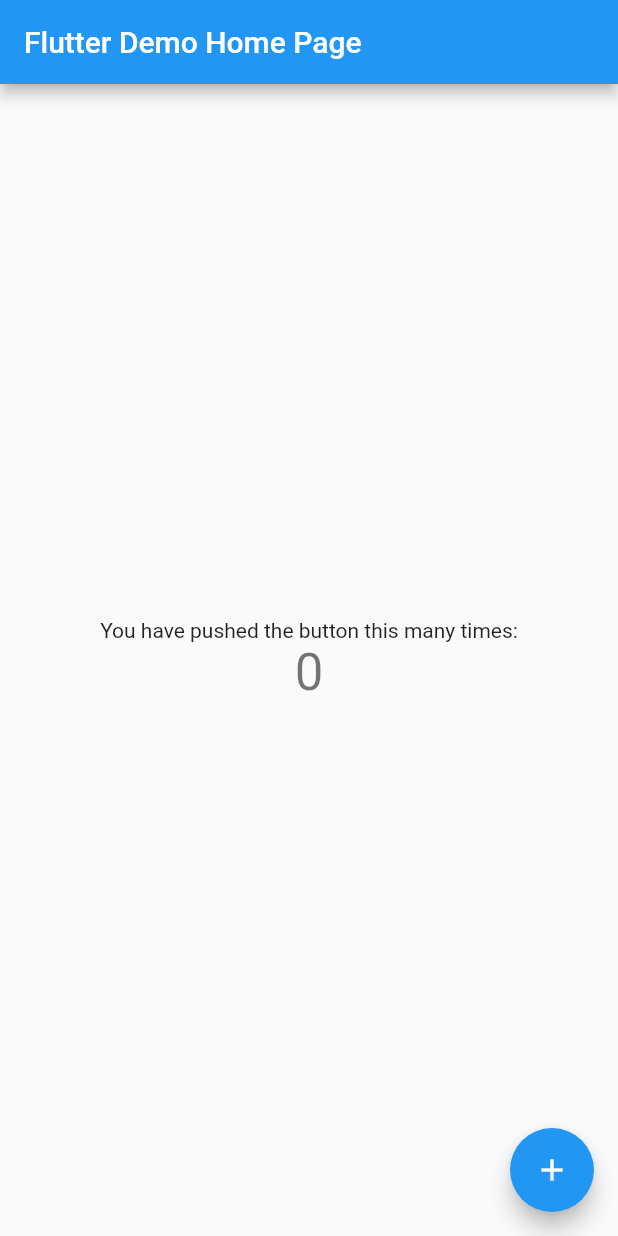
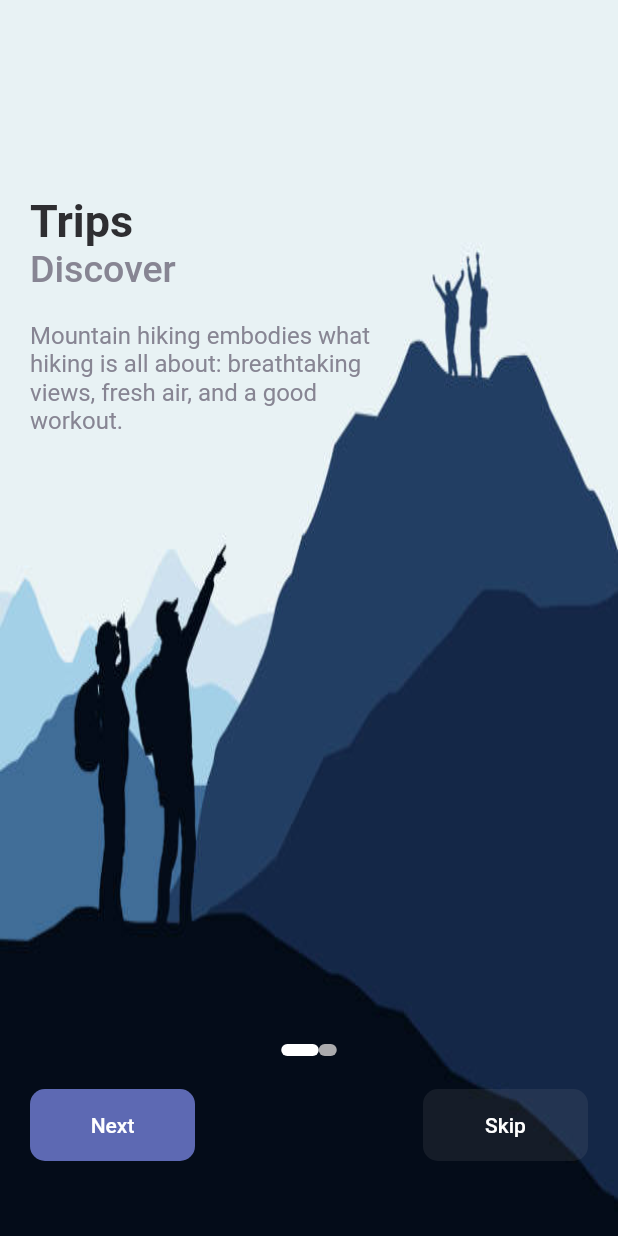
Before and after one commit to Dun-Njuguna/itravel, a Flutter app: the screen it shows after launch, on a phone screen of 412 x 824 dp. Run offline on Flutter 3.47's test engine with Material 2 defaults, Android fonts, the light colour scheme and no system bars.

Commit message:
Implement welcome page slider

```diff
--- a/lib/main.dart
+++ b/lib/main.dart
@@ -1,4 +1,5 @@
 import 'package:flutter/material.dart';
+import 'package:itravel/pages/welcome_page.dart';
 
 void main() {
   runApp(const MyApp());
@@ -11,105 +12,11 @@
   @override
   Widget build(BuildContext context) {
     return MaterialApp(
-      title: 'Flutter Demo',
+      title: 'iTravel',
       theme: ThemeData(
-        // This is the theme of your application.
-        //
-        // Try running your application with "flutter run". You'll see the
-        // application has a blue toolbar. Then, without quitting the app, try
-        // changing the primarySwatch below to Colors.green and then invoke
-        // "hot reload" (press "r" in the console where you ran "flutter run",
-        // or simply save your changes to "hot reload" in a Flutter IDE).
-        // Notice that the counter didn't reset back to zero; the application
-        // is not restarted.
         primarySwatch: Colors.blue,
       ),
-      home: const MyHomePage(title: 'Flutter Demo Home Page'),
+      home: const WelcomePage(),
     );
   }
 }
-
-class MyHomePage extends StatefulWidget {
-  const MyHomePage({Key? key, required this.title}) : super(key: key);
-
-  // This widget is the home page of your application. It is stateful, meaning
-  // that it has a State object (defined below) that contains fields that affect
-  // how it looks.
-
-  // This class is the configuration for the state. It holds the values (in this
-  // case the title) provided by the parent (in this case the App widget) and
-  // used by the build method of the State. Fields in a Widget subclass are
-  // always marked "final".
-
-  final String title;
-
-  @override
-  State<MyHomePage> createState() => _MyHomePageState();
-}
-
-class _MyHomePageState extends State<MyHomePage> {
-  int _counter = 0;
-
-  void _incrementCounter() {
-    setState(() {
-      // This call to setState tells the Flutter framework that something has
-      // changed in this State, which causes it to rerun the build method below
-      // so that the display can reflect the updated values. If we changed
-      // _counter without calling setState(), then the build method would not be
-      // called again, and so nothing would appear to happen.
-      _counter++;
-    });
-  }
-
-  @override
-  Widget build(BuildContext context) {
-    // This method is rerun every time setState is called, for instance as done
-    // by the _incrementCounter method above.
-    //
-    // The Flutter framework has been optimized to make rerunning build methods
-    // fast, so that you can just rebuild anything that needs updating rather
-    // than having to individually change instances of widgets.
-    return Scaffold(
-      appBar: AppBar(
-        // Here we take the value from the MyHomePage object that was created by
-        // the App.build method, and use it to set our appbar title.
-        title: Text(widget.title),
-      ),
-      body: Center(
-        // Center is a layout widget. It takes a single child and positions it
-        // in the middle of the parent.
-        child: Column(
-          // Column is also a layout widget. It takes a list of children and
-          // arranges them vertically. By default, it sizes itself to fit its
-          // children horizontally, and tries to be as tall as its parent.
-          //
-          // Invoke "debug painting" (press "p" in the console, choose the
-          // "Toggle Debug Paint" action from the Flutter Inspector in Android
-          // Studio, or the "Toggle Debug Paint" command in Visual Studio Code)
-          // to see the wireframe for each widget.
-          //
-          // Column has various properties to control how it sizes itself and
-          // how it positions its children. Here we use mainAxisAlignment to
-          // center the children vertically; the main axis here is the vertical
-          // axis because Columns are vertical (the cross axis would be
-          // horizontal).
-          mainAxisAlignment: MainAxisAlignment.center,
-          children: <Widget>[
-            const Text(
-              'You have pushed the button this many times:',
-            ),
-            Text(
-              '$_counter',
-              style: Theme.of(context).textTheme.headline4,
-            ),
-          ],
-        ),
-      ),
-      floatingActionButton: FloatingActionButton(
-        onPressed: _incrementCounter,
-        tooltip: 'Increment',
-        child: const Icon(Icons.add),
-      ), // This trailing comma makes auto-formatting nicer for build methods.
-    );
-  }
-}
--- /dev/null
+++ b/lib/models/sliders.dart
@@ -0,0 +1,33 @@
+import '../utils/constants.dart';
+
+class Slider {
+  final String sliderImage;
+  final String title;
+  final String subTitle;
+  final String description;
+
+  Slider({
+    required this.sliderImage,
+    required this.title,
+    required this.subTitle,
+    required this.description,
+  });
+
+}
+
+List<Slider> sliders = [
+  Slider(
+    sliderImage: welcomeImages[0],
+    title: "Trips",
+    subTitle: "Discover",
+    description:
+        "Mountain hiking embodies what hiking is all about: breathtaking views, fresh air, and a good workout.",
+  ),
+    Slider(
+    sliderImage: welcomeImages[1],
+    title: "Trips",
+    subTitle: "Discover",
+    description:
+        "Mountain hiking embodies what hiking is all about: breathtaking views, fresh air, and a good workout.",
+  ),
+];
--- /dev/null
+++ b/lib/pages/welcome_page.dart
@@ -0,0 +1,141 @@
+import 'dart:ui';
+
+import 'package:flutter/material.dart';
+import 'package:itravel/utils/app_colors.dart';
+import 'package:itravel/widgets/app_text.dart';
+import 'package:itravel/models/sliders.dart';
+import 'package:itravel/widgets/responsive_button.dart';
+
+class WelcomePage extends StatefulWidget {
+  const WelcomePage({Key? key}) : super(key: key);
+  @override
+  State<WelcomePage> createState() => _WelcomePageState();
+}
+
+class _WelcomePageState extends State<WelcomePage> {
+  @override
+  Widget build(BuildContext context) {
+    return Scaffold(
+      body: welcomeCarousel(),
+    );
+  }
+}
+
+PageView welcomeCarousel() {
+  return PageView.builder(
+      scrollDirection: Axis.horizontal,
+      itemCount: sliders.length,
+      itemBuilder: (_, index) {
+        return Container(
+          width: double.maxFinite,
+          height: double.maxFinite,
+          decoration: BoxDecoration(
+            image: DecorationImage(
+                image: AssetImage(sliders[index].sliderImage),
+                fit: BoxFit.fill),
+          ),
+          child: carouselContent(index),
+        );
+      });
+}
+
+Container carouselContent(int index) {
+  return Container(
+    margin: const EdgeInsets.only(top: 130, left: 20, right: 20, bottom: 50),
+    child: Column(
+      mainAxisAlignment: MainAxisAlignment.spaceBetween,
+      crossAxisAlignment: CrossAxisAlignment.start,
+      children: [
+        slideDescription(index),
+        slideNavigation(index),
+      ],
+    ),
+  );
+}
+
+Column slideDescription(int index) {
+  return Column(
+    crossAxisAlignment: CrossAxisAlignment.start,
+    children: [
+      AppText(
+        text: sliders[index].title,
+        color: AppColors.bigTextColor,
+      ),
+      AppText(
+        text: sliders[index].subTitle,
+        color: AppColors.textColor2,
+        fontSize: 25,
+        fontWeight: FontWeight.w500,
+      ),
+      const SizedBox(
+        height: 20,
+      ),
+      SizedBox(
+        width: 230,
+        child: AppText(
+          text: sliders[index].description,
+          color: AppColors.textColor2,
+          fontSize: 16,
+          fontWeight: FontWeight.normal,
+        ),
+      ),
+    ],
+  );
+}
+
+Column slideNavigation(int index) {
+  return Column(
+    children: [
+      pageIndicator(index),
+      const SizedBox(
+        height: 20,
+      ),
+      Align(
+          alignment: Alignment.bottomRight,
+          child: Row(
+            mainAxisAlignment: MainAxisAlignment.spaceBetween,
+            children: [
+              ResponsiveButton(
+                width: 110,
+                title: "Next",
+                onPressed: () => onNextClicked(),
+              ),
+              ResponsiveButton(
+                width: 110,
+                title: "Skip",
+                color: AppColors.minColor.withOpacity(0.1),
+                onPressed: () => onSkipClicked(),
+              ),
+            ],
+          )),
+    ],
+  );
+}
+
+Row pageIndicator(int index) {
+  return Row(
+    mainAxisAlignment: MainAxisAlignment.center,
+    children: List.generate(
+      sliders.length,
+      (dotIndex) => Container(
+        margin: const EdgeInsets.only(bottom: 2),
+        width: index == dotIndex ? 25 : 12,
+        height: 8,
+        decoration: BoxDecoration(
+          borderRadius: BorderRadius.circular(8),
+          color: index == dotIndex
+              ? AppColors.pageIndicatorColor
+              : AppColors.minColor,
+        ),
+      ),
+    ),
+  );
+}
+
+
+onSkipClicked() {
+}
+
+onNextClicked() {
+
+}
--- /dev/null
+++ b/lib/utils/app_colors.dart
@@ -0,0 +1,14 @@
+import 'package:flutter/material.dart';
+
+class AppColors {
+  static const Color textColor1 = Color(0xFF989acd);
+  static const Color textColor2 = Color(0xFF878593);
+  static const Color bigTextColor = Color(0xFF2e2e31);
+  static const Color mainColor = Color(0xFF5d69b3);
+  static const Color minColor = Color(0xFFababad);
+  static const Color startColor = Color(0xFFe7bb4e);
+  static const Color mainTextColor = Color(0xFFababad);
+  static const Color buttonBackground = Color(0xFFf1f3f2);
+  static const Color buttonTextColor1 = Colors.white;
+  static const Color pageIndicatorColor = Colors.white;
+}
--- /dev/null
+++ b/lib/utils/constants.dart
@@ -0,0 +1,11 @@
+import 'package:flutter/material.dart';
+
+const imagesPath = "assets/images/";
+
+const List welcomeImages = [
+  imagesPath + "welcome_image_one.jpeg",
+  imagesPath + "welcome_image_two.jpeg"
+];
+
+const double buttonHeight = 40;
+EdgeInsets defaultAppPadding = const EdgeInsets.all(10);
--- /dev/null
+++ b/lib/widgets/app_text.dart
@@ -0,0 +1,25 @@
+import 'package:flutter/material.dart';
+
+class AppText extends StatelessWidget {
+  double fontSize;
+  final String text;
+  final Color color;
+  FontWeight fontWeight;
+
+  AppText(
+      {Key? key,
+      required this.text,
+      this.color = Colors.black,
+      this.fontSize = 30,
+      this.fontWeight = FontWeight.bold})
+      : super(key: key);
+
+  @override
+  Widget build(BuildContext context) {
+    return Text(
+        text,
+        softWrap: true,
+        style:TextStyle(color: color, fontSize: fontSize, fontWeight: fontWeight),
+    );
+  }
+}
--- /dev/null
+++ b/lib/widgets/responsive_button.dart
@@ -0,0 +1,39 @@
+import 'package:flutter/material.dart';
+import 'package:itravel/utils/app_colors.dart';
+import 'package:itravel/utils/constants.dart';
+
+class ResponsiveButton extends StatelessWidget {
+  final bool? isResponsive;
+  final double? width;
+  final String title;
+  final Color color;
+  final Function()? onPressed;
+
+  const ResponsiveButton({
+    Key? key,
+    this.width,
+    this.isResponsive = false,
+    this.title = "Continue",
+    this.color = AppColors.mainColor,
+    this.onPressed
+  }) : super(key: key);
+
+  @override
+  Widget build(BuildContext context) {
+    return Container(
+      decoration: BoxDecoration(
+        borderRadius: BorderRadius.circular(10),
+        color: color,
+      ),
+      child: MaterialButton(
+        minWidth: width,
+        height: buttonHeight,
+        child: Text(
+            title,
+            style: const TextStyle(color: AppColors.buttonTextColor1),
+        ),
+        onPressed: onPressed,
+        )
+    );
+  }
+}
--- a/pubspec.yaml
+++ b/pubspec.yaml
@@ -58,9 +58,8 @@
   uses-material-design: true
 
   # To add assets to your application, add an assets section, like this:
-  # assets:
-  #   - images/a_dot_burr.jpeg
-  #   - images/a_dot_ham.jpeg
+  assets:
+    - assets/images/
 
   # An image asset can refer to one or more resolution-specific "variants", see
   # https://flutter.dev/assets-and-images/#resolution-aware.
```
Also changed, not shown: assets/images/welcome_image_one.jpeg (added), assets/images/welcome_image_two.jpeg (added).
